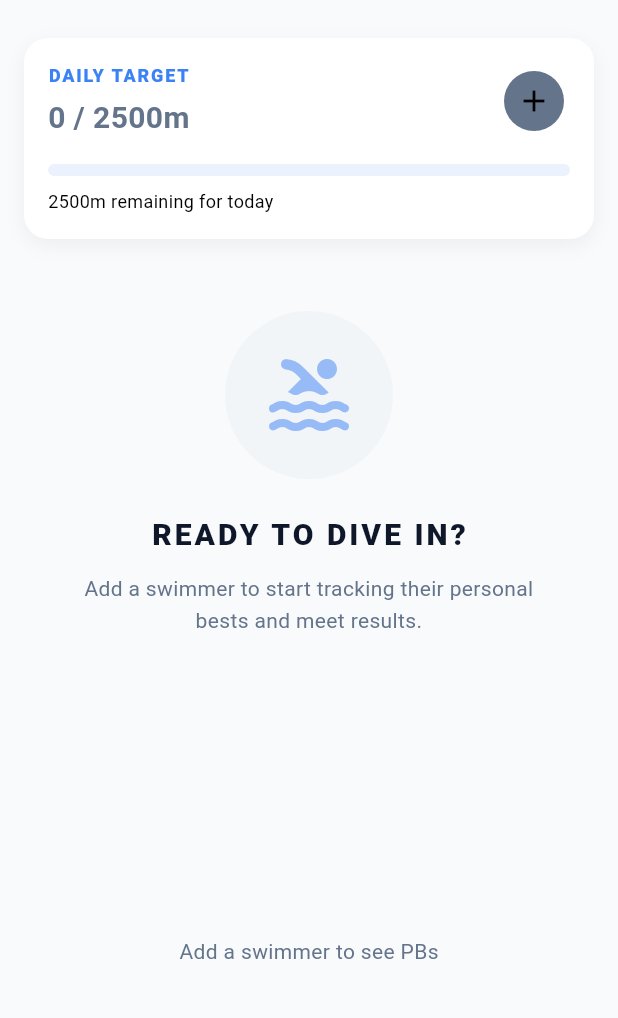
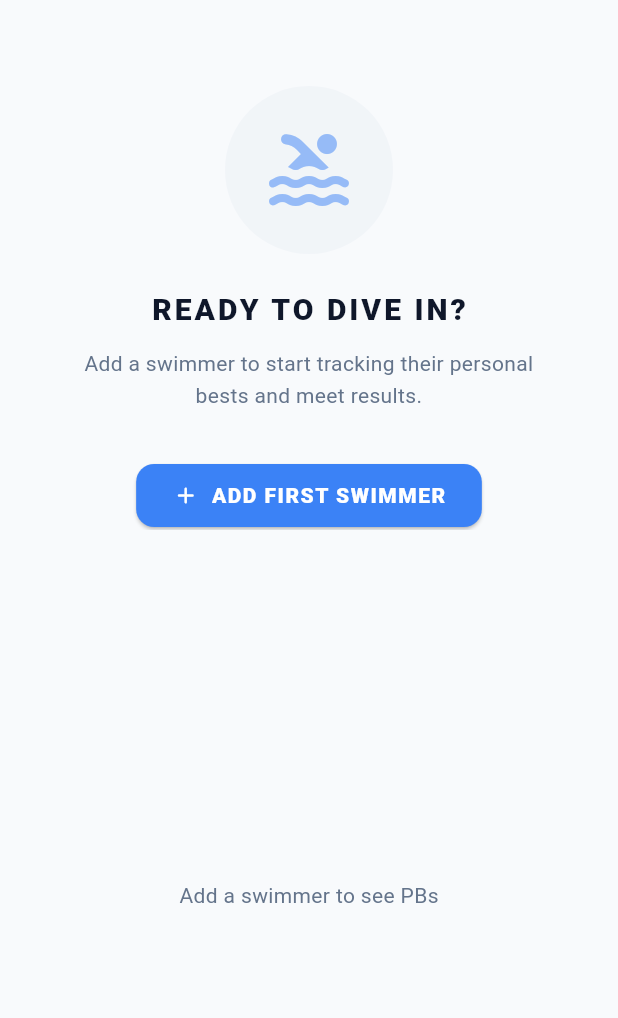
Before and after one commit to ianlorne1475/swimpb_tracker, a Flutter app: the screen it shows after launch, on a phone screen of 412 x 824 dp, the part 58-1076 px from its top. Run offline on Flutter 3.47's test engine with Material 3 defaults, Android fonts, the phone set to English and light mode, and no system bars; our stand-ins replace csv, file_picker, fl_chart, image_picker, shared_preferences, sqflite; accounts and stored records are empty.

```diff
--- a/lib/screens/main_screen.dart
+++ b/lib/screens/main_screen.dart
@@ -19,7 +19,6 @@
 import '../services/bulk_export_service.dart';
 import '../services/qualifying_times_service.dart';
 import '../services/theme_service.dart';
-import '../widgets/daily_goal_widget.dart';
 
 class MainScreen extends StatefulWidget {
   const MainScreen({super.key});
@@ -484,9 +483,6 @@
                 },
               ),
 
-            // Daily Goal (Persistent & Daily Reset)
-            const DailyGoalWidget(),
-
             if (_selectedSwimmer == null)
               Expanded(
                 child: Center(
--- a/lib/services/preference_service.dart
+++ b/lib/services/preference_service.dart
@@ -32,17 +32,4 @@
   Future<void> setLastResetDate(String date) async {
     await _prefs?.setString('last_reset_date', date);
   }
-
-  // Daily Data (Example for reset)
-  int getDailyDistance() {
-    return _prefs?.getInt('daily_distance') ?? 0;
-  }
-
-  Future<void> setDailyDistance(int distance) async {
-    await _prefs?.setInt('daily_distance', distance);
-  }
-
-  Future<void> resetDailyData() async {
-    await _prefs?.setInt('daily_distance', 0);
-  }
 }
--- a/lib/services/reset_service.dart
+++ b/lib/services/reset_service.dart
@@ -15,7 +15,7 @@
 
     if (lastReset != today) {
       print('Daily reset triggered: $lastReset -> $today');
-      await _prefs.resetDailyData();
+      // Add any specific daily reset logic here
       await _prefs.setLastResetDate(today);
     }
   }
@@ -23,7 +23,6 @@
   // Helper for testing
   Future<void> forceResetForTesting(DateTime simulatedDate) async {
     final date = DateFormat('yyyy-MM-dd').format(simulatedDate);
-    await _prefs.resetDailyData();
     await _prefs.setLastResetDate(date);
   }
 }
--- a/lib/widgets/daily_goal_widget.dart
+++ /dev/null
@@ -1,120 +0,0 @@
-import 'package:flutter/material.dart';
-import '../services/preference_service.dart';
-import '../theme/app_theme.dart';
-
-class DailyGoalWidget extends StatefulWidget {
-  const DailyGoalWidget({super.key});
-
-  @override
-  State<DailyGoalWidget> createState() => _DailyGoalWidgetState();
-}
-
-class _DailyGoalWidgetState extends State<DailyGoalWidget> {
-  final PreferenceService _prefs = PreferenceService();
-  int _distance = 0;
-  final int _target = 2500; // Hardcoded target for now
-
-  @override
-  void initState() {
-    super.initState();
-    _loadData();
-  }
-
-  void _loadData() {
-    setState(() {
-      _distance = _prefs.getDailyDistance();
-    });
-  }
-
-  void _addDistance(int amount) async {
-    final newDistance = _distance + amount;
-    await _prefs.setDailyDistance(newDistance);
-    setState(() {
-      _distance = newDistance;
-    });
-  }
-
-  @override
-  Widget build(BuildContext context) {
-    final progress = (_distance / _target).clamp(0.0, 1.0);
-    final isDone = progress >= 1.0;
-
-    return Container(
-      margin: const EdgeInsets.symmetric(horizontal: 16, vertical: 8),
-      padding: const EdgeInsets.all(16),
-      decoration: BoxDecoration(
-        color: Theme.of(context).brightness == Brightness.dark
-            ? AppColors.surface
-            : Colors.white,
-        borderRadius: BorderRadius.circular(16),
-        boxShadow: [
-          BoxShadow(
-            color: Colors.black.withOpacity(0.05),
-            blurRadius: 10,
-            offset: const Offset(0, 4),
-          ),
-        ],
-      ),
-      child: Column(
-        crossAxisAlignment: CrossAxisAlignment.start,
-        children: [
-          Row(
-            mainAxisAlignment: MainAxisAlignment.spaceBetween,
-            children: [
-              Column(
-                crossAxisAlignment: CrossAxisAlignment.start,
-                children: [
-                  Text(
-                    'DAILY TARGET',
-                    style: TextStyle(
-                      color: AppColors.primary,
-                      fontWeight: FontWeight.w900,
-                      letterSpacing: 1.2,
-                      fontSize: 12,
-                    ),
-                  ),
-                  const SizedBox(height: 4),
-                  Text(
-                    '$_distance / ${_target}m',
-                    style: const TextStyle(
-                      fontSize: 20,
-                      fontWeight: FontWeight.bold,
-                    ),
-                  ),
-                ],
-              ),
-              if (isDone)
-                const Icon(Icons.check_circle, color: Colors.green, size: 32)
-              else
-                IconButton.filledTonal(
-                  onPressed: () => _addDistance(500),
-                  icon: const Icon(Icons.add),
-                  tooltip: 'Add 500m',
-                ),
-            ],
-          ),
-          const SizedBox(height: 16),
-          ClipRRect(
-            borderRadius: BorderRadius.circular(8),
-            child: LinearProgressIndicator(
-              value: progress,
-              backgroundColor: AppColors.primary.withOpacity(0.1),
-              valueColor: AlwaysStoppedAnimation<Color>(
-                isDone ? Colors.green : AppColors.primary,
-              ),
-              minHeight: 8,
-            ),
-          ),
-          const SizedBox(height: 8),
-          Text(
-            isDone ? 'Goal reached! Great job!' : '${(_target - _distance).clamp(0, _target)}m remaining for today',
-            style: TextStyle(
-              fontSize: 12,
-              color: Theme.of(context).textTheme.bodySmall?.color,
-            ),
-          ),
-        ],
-      ),
-    );
-  }
-}
```
Also changed, not shown: 17 other files.
